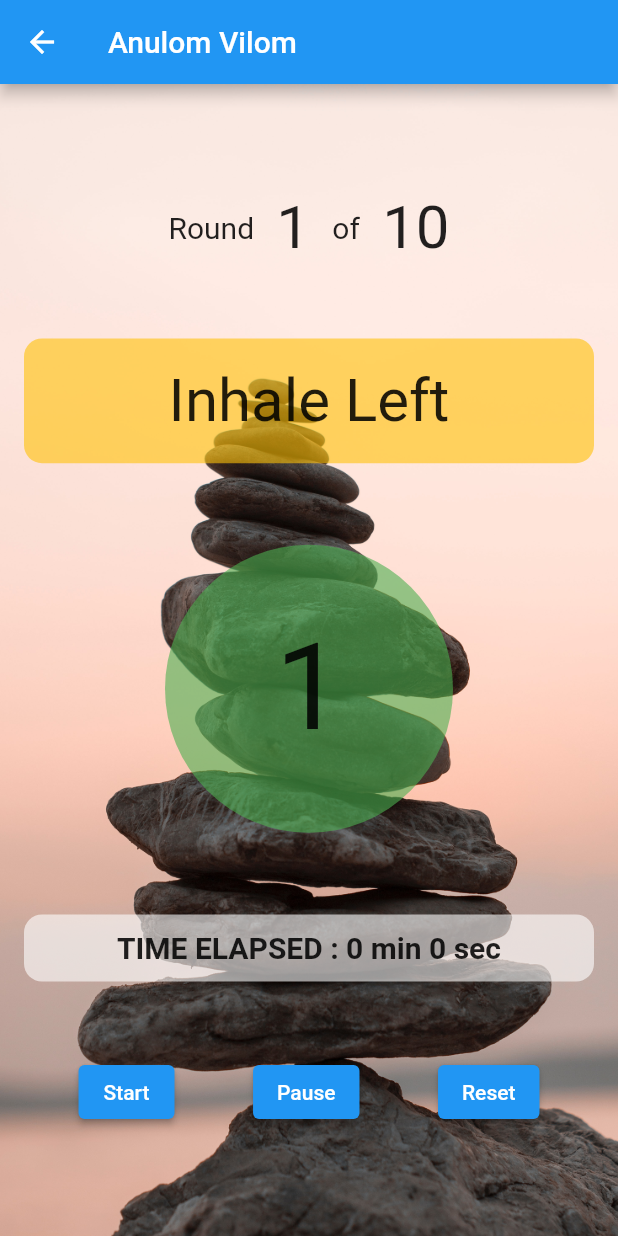
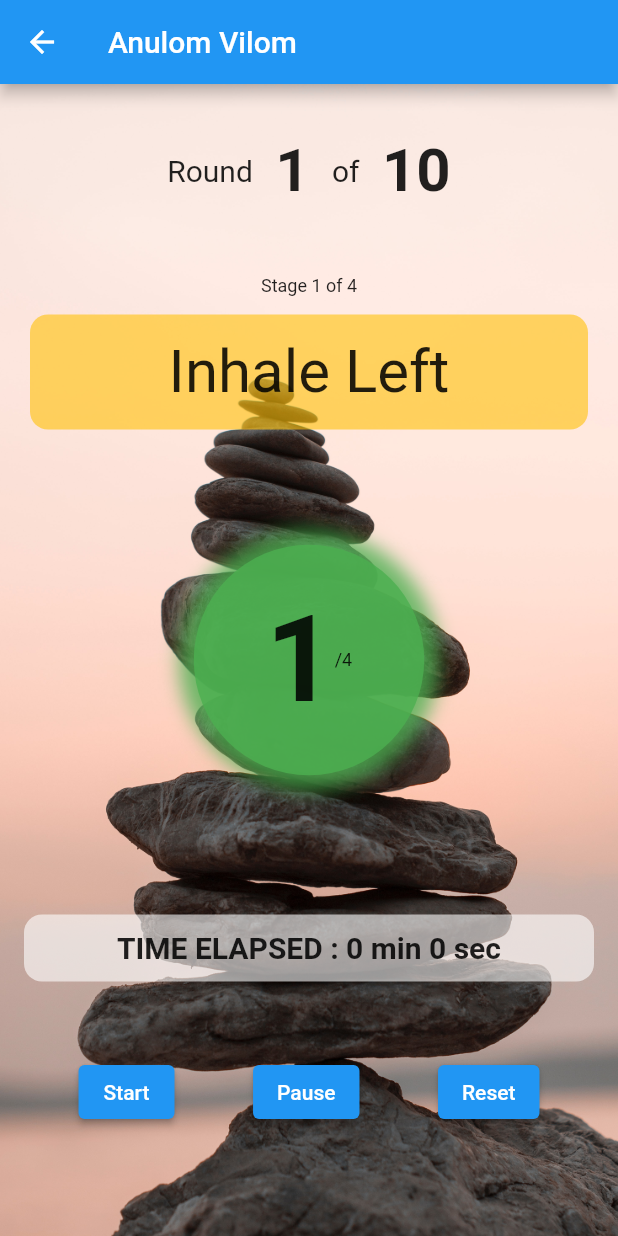
Before and after one commit to sandeshgoel/yoga-app, a Flutter app: the screen it shows once a user with an empty profile is signed in, after a tap on "Anulom Vilom", on a phone screen of 412 x 824 dp. Run offline on Flutter 3.47's test engine with Material 2 defaults, Android fonts, the phone set to English and light mode, and no system bars; our stand-ins replace audioplayers, cloud_firestore, firebase_auth, firebase_core, flutter_form_builder, flutter_spinkit and 5 more; accounts and stored records are empty; network calls fail.

Commit message:
Added Google auth

```diff
--- a/lib/main.dart
+++ b/lib/main.dart
@@ -14,8 +14,12 @@ void main() async {
   await Firebase.initializeApp();
 
   runApp(
-    ChangeNotifierProvider(
-      create: (context) => Settings(),
+    MultiProvider(
+      providers: [
+        ChangeNotifierProvider<Settings>(create: (_) => Settings()),
+        ChangeNotifierProvider<GoogleSignInProvider>(
+            create: (_) => GoogleSignInProvider()),
+      ],
       child: MyApp(),
     ),
   );
--- a/lib/pages/authenticate_page.dart
+++ b/lib/pages/authenticate_page.dart
@@ -1,8 +1,10 @@
 import 'package:flutter/material.dart';
+import 'package:flutter_spinkit/flutter_spinkit.dart';
+import 'package:font_awesome_flutter/font_awesome_flutter.dart';
+import 'package:provider/provider.dart';
+
 import 'package:yoga/services/auth.dart';
-
 import 'package:yoga/shared/constants.dart';
-import 'package:flutter_spinkit/flutter_spinkit.dart';
 
 class AuthenticatePage extends StatefulWidget {
   const AuthenticatePage({Key? key}) : super(key: key);
@@ -46,45 +48,117 @@ class _AuthenticatePageState extends State<AuthenticatePage> {
 
   Widget _signInPage() {
     return Container(
-      padding: EdgeInsets.symmetric(horizontal: 50, vertical: 20),
+      padding: EdgeInsets.symmetric(horizontal: 30, vertical: 10),
       child: Form(
         key: _formKey,
+        child: SingleChildScrollView(
           child: Column(
             children: [
               SizedBox(
-              height: 20,
+                height: 40,
               ),
-            TextFormField(
+              Image.asset(
+                "assets/icon/yoga.png",
+                height: 80,
+                width: 80,
+              ),
+              SizedBox(
+                height: 40,
+              ),
+              SizedBox(
+                width: 300,
+                child: ElevatedButton.icon(
+                  onPressed: () {
+                    GoogleSignInProvider google =
+                        Provider.of<GoogleSignInProvider>(context,
+                            listen: false);
+                    google.googleLogin();
+                  },
+                  icon: FaIcon(
+                    FontAwesomeIcons.google,
+                    color: Colors.orange,
+                  ),
+                  label: Text(
+                    'Sign in with Google',
+                    style: TextStyle(fontSize: 16),
+                  ),
+                  style: ElevatedButton.styleFrom(
+                      shape: RoundedRectangleBorder(
+                          borderRadius: BorderRadius.circular(30))),
+                ),
+              ),
+              SizedBox(
+                height: 30,
+              ),
+              Container(
+                child: Text(
+                  '------- OR -------',
+                  style: TextStyle(fontSize: 14, color: Colors.white),
+                ),
+              ),
+              SizedBox(
+                height: 30,
+              ),
+              Padding(
+                padding: const EdgeInsets.symmetric(horizontal: 20),
+                child: TextFormField(
                   initialValue: email,
-              validator: (val) =>
-                  (val!.contains('@') & val.contains('.') & (val.length > 5))
+                  validator: (val) => (val!.contains('@') &
+                          val.contains('.') &
+                          (val.length > 5))
                       ? null
                       : 'Enter a valid email',
                   onChanged: (val) {
                     email = val;
                   },
                   decoration: textInputDeco.copyWith(hintText: 'Email'),
-              style: TextStyle(fontWeight: FontWeight.bold, fontSize: 18),
+                  style: TextStyle(fontWeight: FontWeight.bold, fontSize: 14),
+                ),
               ),
               SizedBox(
                 height: 20,
               ),
-            TextFormField(
+              Padding(
+                padding: const EdgeInsets.symmetric(horizontal: 20),
+                child: TextFormField(
                   initialValue: password,
                   obscureText: true,
-              validator: (val) =>
-                  val!.length < 6 ? 'Password length must be at least 6' : null,
+                  validator: (val) => val!.length < 6
+                      ? 'Password length must be at least 6'
+                      : null,
                   onChanged: (val) {
                     password = val;
                   },
                   decoration: textInputDeco.copyWith(hintText: 'Password'),
-              style: TextStyle(fontWeight: FontWeight.bold, fontSize: 18),
+                  style: TextStyle(fontWeight: FontWeight.bold, fontSize: 14),
+                ),
               ),
               SizedBox(
-              height: 30,
+                height: 40,
+                child: Center(
+                  child: GestureDetector(
+                    onTap: () {},
+                    child: Text(
+                      'Forgot Password',
+                      style: TextStyle(
+                          fontSize: 12,
+                          color: Colors.white,
+                          decoration: TextDecoration.underline),
                     ),
-            ElevatedButton(
-              child: Text(_checkboxValue ? 'Register' : 'Sign In'),
+                  ),
+                ),
+              ),
+              SizedBox(
+                height: 10,
+              ),
+              SizedBox(
+                width: 300,
+                child: ElevatedButton(
+                  child: Text(_checkboxValue ? 'SIGN UP' : 'SIGN IN',
+                      style: TextStyle(fontSize: 16)),
+                  style: ElevatedButton.styleFrom(
+                      shape: RoundedRectangleBorder(
+                          borderRadius: BorderRadius.circular(30))),
                   onPressed: () async {
                     if (_formKey.currentState!.validate()) {
                       setState(() {
@@ -106,8 +180,8 @@ class _AuthenticatePageState extends State<AuthenticatePage> {
                                       ElevatedButton(
                                         child: Text('Yes'),
                                         onPressed: () async {
-                                      dynamic regResult =
-                                          await _auth.register(email, password);
+                                          dynamic regResult = await _auth
+                                              .register(email, password);
                                           if (regResult == null)
                                             print("error registering");
                                           Navigator.pop(context);
@@ -121,11 +195,13 @@ class _AuthenticatePageState extends State<AuthenticatePage> {
                                   ),
                               barrierDismissible: false);
                         else {
-                      dynamic regResult = await _auth.register(email, password);
+                          dynamic regResult =
+                              await _auth.register(email, password);
                           if (regResult == null) print("error registering");
                         }
                       } else {
-                    dynamic signResult = await _auth.signIn(email, password);
+                        dynamic signResult =
+                            await _auth.signIn(email, password);
                         if (signResult == null) print("error signing in");
                       }
                       if (mounted) {
@@ -138,14 +214,12 @@ class _AuthenticatePageState extends State<AuthenticatePage> {
                     }
                   },
                 ),
+              ),
               SizedBox(
-              height: 30,
-            ),
-            Container(
-              color: Colors.white.withOpacity(0.6),
-              child: CheckboxListTile(
-                value: _checkboxValue,
-                onChanged: (val) {
+                height: 40,
+                child: Center(
+                  child: GestureDetector(
+                    onTap: () {
                       if (_checkboxValue == false) {
                         setState(() {
                           _checkboxValue = true;
@@ -156,17 +230,29 @@ class _AuthenticatePageState extends State<AuthenticatePage> {
                         });
                       }
                     },
-                title: Text(
-                  'I don\'t have an account, need to register',
+                    child: Text(
+                      _checkboxValue
+                          ? 'Already have an account, Sign In'
+                          : 'First time user, Sign Up',
                       style: TextStyle(
-                      fontSize: 16.0,
-//                      color: Colors.black,
-//                      backgroundColor: Colors.white.withOpacity(0.4),
-                      fontWeight: FontWeight.bold),
+                          fontSize: 12,
+                          color: Colors.white,
+                          decoration: TextDecoration.underline),
+                    ),
+                  ),
+                ),
+              ),
+              SizedBox(
+                height: 80,
+                child: Center(
+                  child: Text(
+                    'Copyright 2021 Sandesh Goel',
+                    style: TextStyle(fontSize: 10),
                   ),
                 ),
               )
             ],
+          ),
         ),
       ),
     );
--- a/lib/pages/counter_page.dart
+++ b/lib/pages/counter_page.dart
@@ -63,7 +63,6 @@ class _CounterPageState extends State<CounterPage> {
             ),
             Column(
               children: [
-                Expanded(flex: 5, child: Container()),
                 Expanded(
                   flex: 15,
                   child: Container(
@@ -76,7 +75,8 @@ class _CounterPageState extends State<CounterPage> {
                         ),
                         Text(
                           ' $_curRound ',
-                          style: TextStyle(fontSize: 40),
+                          style: TextStyle(
+                              fontSize: 40, fontWeight: FontWeight.bold),
                         ),
                         Text(
                           ' of ',
@@ -84,16 +84,28 @@ class _CounterPageState extends State<CounterPage> {
                         ),
                         Text(
                           ' ${settings.getParam(pindex).rounds}',
-                          style: TextStyle(fontSize: 40),
+                          style: TextStyle(
+                              fontSize: 40, fontWeight: FontWeight.bold),
                         ),
                       ],
                     ),
                   ),
                 ),
                 Expanded(
-                  flex: 15,
+                  flex: 5,
                   child: Container(
-                    margin: EdgeInsets.all(16),
+                    //margin: EdgeInsets.all(16),
+                    child: Center(
+                        child: Text(
+                      'Stage ${_curStage + 1} of ${settings.getParam(pindex).stages.length}',
+                      style: TextStyle(fontSize: 12),
+                    )),
+                  ),
+                ),
+                Expanded(
+                  flex: 10,
+                  child: Container(
+                    margin: EdgeInsets.symmetric(horizontal: 20),
                     decoration: new BoxDecoration(
                       borderRadius: BorderRadius.all(Radius.circular(12)),
                       color: Colors.amber.withOpacity(0.6),
@@ -105,22 +117,38 @@ class _CounterPageState extends State<CounterPage> {
                     )),
                   ),
                 ),
-                Expanded(flex: 5, child: Container()),
+                Expanded(flex: 10, child: Container()),
                 Expanded(
-                  flex: 25,
+                  flex: 20,
                   child: Container(
                     decoration: new BoxDecoration(
                         shape: BoxShape.circle,
-                      color: Colors.green.withOpacity(0.6),
+                        color: Colors.green.withOpacity(0.8),
+                        boxShadow: [
+                          BoxShadow(
+                            color: Colors.green.withOpacity(0.8),
+                            blurRadius: 10.0,
+                            spreadRadius: 10.0,
                           ),
+                        ]),
                     child: Center(
-                        child: Text(
+                        child: Row(
+                      mainAxisAlignment: MainAxisAlignment.center,
+                      children: [
+                        Text(
                           _curCount.toString(),
-                      style: TextStyle(fontSize: 80),
+                          style: TextStyle(
+                              fontSize: 80, fontWeight: FontWeight.bold),
+                        ),
+                        Text(
+                          '/${settings.getParam(pindex).stages[_curStage].count}',
+                          style: TextStyle(fontSize: 12),
+                        ),
+                      ],
                     )),
                   ),
                 ),
-                Expanded(flex: 5, child: Container()),
+                Expanded(flex: 10, child: Container()),
                 Expanded(
                   flex: 10,
                   child: Container(
@@ -137,7 +165,9 @@ class _CounterPageState extends State<CounterPage> {
                             (_totSeconds.toInt() % 60).toString() +
                             ' sec',
                         style: TextStyle(
-                                fontSize: 20, fontWeight: FontWeight.bold))),
+                            fontSize: 20, fontWeight: FontWeight.bold),
+                      ),
+                    ),
                   ),
                 ),
                 Expanded(
@@ -179,11 +209,25 @@ class _CounterPageState extends State<CounterPage> {
     _reset = true;
   }
 
-  void _startTimer() {
+  void _startTimer() async {
     var settings = Provider.of<Settings>(context, listen: false);
+    int pindex = settings.findParamIndex(widget.cfg);
+    ConfigParam cp = settings.getParam(pindex);
 
     if (_reset) {
-      _tts.speak(context, "Starting routine ...");
+      String msg = "Starting ${cp.rounds} rounds of the routine ${cp.name}. ";
+      msg += "Each round has ${cp.stages.length} stages. ";
+      for (var i = 0; i < cp.stages.length; i++) {
+        msg += "${cp.stages[i].name}";
+        if (i == (cp.stages.length - 2))
+          msg += " and ";
+        else if (i == (cp.stages.length - 1))
+          msg += ".";
+        else
+          msg += ", ";
+      }
+      print(msg);
+      _tts.speak(context, msg);
       _reset = false;
     }
     _am.startMusic();
@@ -192,13 +236,17 @@ class _CounterPageState extends State<CounterPage> {
     _paused = false;
   }
 
+  void _pauseTimer(Timer t) {
+    t.cancel();
+    _am.pauseMusic();
+  }
+
   void _handleTimeout(Timer t) {
     var settings = Provider.of<Settings>(context, listen: false);
     print(_paused);
 
     if (_paused) {
-      t.cancel();
-      _am.pauseMusic();
+      _pauseTimer(t);
     } else {
       setState(() {
         int pindex = settings.findParamIndex(widget.cfg);
@@ -217,8 +265,7 @@ class _CounterPageState extends State<CounterPage> {
           if (_curStage == 0) {
             _curRound++;
             if (_curRound > cp.rounds) {
-              t.cancel();
-              _am.pauseMusic();
+              _pauseTimer(t);
 
               msg = 'Your routine is complete!!\n' +
                   '${cp.rounds} rounds in ${_totSeconds.toInt()} seconds.';
--- a/lib/pages/home_page.dart
+++ b/lib/pages/home_page.dart
@@ -20,6 +20,8 @@ class _MyHomePageState extends State<MyHomePage> {
   @override
   Widget build(BuildContext context) {
     var settings = Provider.of<Settings>(context);
+    GoogleSignInProvider google =
+        Provider.of<GoogleSignInProvider>(context, listen: false);
 
     return Scaffold(
       appBar: AppBar(
@@ -42,6 +44,7 @@ class _MyHomePageState extends State<MyHomePage> {
             ),
             onPressed: () async {
               await _auth.signOut();
+              await google.googleSignOut();
             },
           ),
         ],
@@ -83,14 +86,15 @@ class _MyHomePageState extends State<MyHomePage> {
                   child: Container(
                     height: 50,
                     decoration: new BoxDecoration(
-                      borderRadius: BorderRadius.all(Radius.circular(12)),
-                      color: Colors.white.withOpacity(0.6),
-                      border: Border.all(color: Colors.blue, width: 2),
+                      borderRadius: BorderRadius.all(Radius.circular(30)),
+                      color: Colors.white.withOpacity(0.4),
+                      border: Border.all(color: Colors.lightBlue, width: 1),
                     ),
                     child: Center(
                         child: Text(
                       '${settings.getParam(index).name}',
-                      style: TextStyle(fontSize: 20),
+                      style:
+                          TextStyle(fontSize: 20, fontWeight: FontWeight.bold),
                     )),
                   ),
                 ),
@@ -109,7 +113,7 @@ class _MyHomePageState extends State<MyHomePage> {
                     icon: Icon(Icons.edit),
                     tooltip: 'Edit config',
                   ),
-                  backgroundColor: Colors.white.withOpacity(0.6),
+                  backgroundColor: Colors.white.withOpacity(0.4),
                 ),
               ),
             ],
--- a/lib/services/auth.dart
+++ b/lib/services/auth.dart
@@ -1,9 +1,36 @@
 import 'package:firebase_auth/firebase_auth.dart';
+import 'package:flutter/foundation.dart';
+import 'package:google_sign_in/google_sign_in.dart';
+
+class GoogleSignInProvider extends ChangeNotifier {
+  final _googleSignIn = GoogleSignIn();
+
+  GoogleSignInAccount? _user;
+  GoogleSignInAccount get user => _user!;
+
+  Future googleLogin() async {
+    final googleUser = await _googleSignIn.signIn();
+    if (googleUser == null) return;
+
+    _user = googleUser;
+
+    final googleAuth = await googleUser.authentication;
+    final credential = GoogleAuthProvider.credential(
+        accessToken: googleAuth.accessToken, idToken: googleAuth.idToken);
+
+    await FirebaseAuth.instance.signInWithCredential(credential);
+    notifyListeners();
+  }
+
+  Future googleSignOut() async {
+    return await _googleSignIn.signOut();
+  }
+}
 
 class AuthService {
   final FirebaseAuth _auth = FirebaseAuth.instance;
 
-// auth change user stream
+  // auth change user stream
   Stream<User?> get user {
     return _auth.authStateChanges();
   }
--- a/lib/shared/constants.dart
+++ b/lib/shared/constants.dart
@@ -1,6 +1,6 @@
 import 'package:flutter/material.dart';
 
-var textInputDeco = InputDecoration(
+var textInputDeco2 = InputDecoration(
   fillColor: Colors.white.withOpacity(0.6),
   filled: true,
   enabledBorder:
@@ -8,3 +8,10 @@ var textInputDeco = InputDecoration(
   focusedBorder:
       OutlineInputBorder(borderSide: BorderSide(color: Colors.blue, width: 2)),
 );
+
+var textInputDeco = InputDecoration(
+  fillColor: Colors.white.withOpacity(0.6),
+  filled: true,
+  focusedBorder:
+      OutlineInputBorder(borderSide: BorderSide(color: Colors.blue, width: 2)),
+);
--- a/pubspec.yaml
+++ b/pubspec.yaml
@@ -31,6 +31,8 @@ dependencies:
   audioplayers: ^0.19.1
   firebase_core:
   firebase_auth: ^3.0.0
+  google_sign_in: ^5.0.5
+  font_awesome_flutter: ^9.1.0
   cloud_firestore: ^2.4.0
   flutter_spinkit: ^5.0.0
   flutter_launcher_icons: "^0.9.0"
@@ -56,6 +58,7 @@ flutter:
   assets:
      - assets/audio/yoga.mp3
      - assets/images/
+     - assets/icon/
   #   - images/a_dot_burr.jpeg
   #   - images/a_dot_ham.jpeg
 
```
Also changed, not shown: pubspec.lock. Lines whose indentation alone changed are shown as unchanged.
